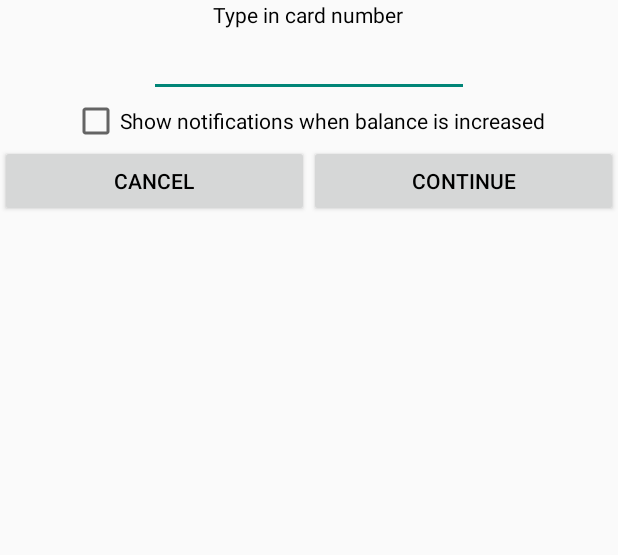
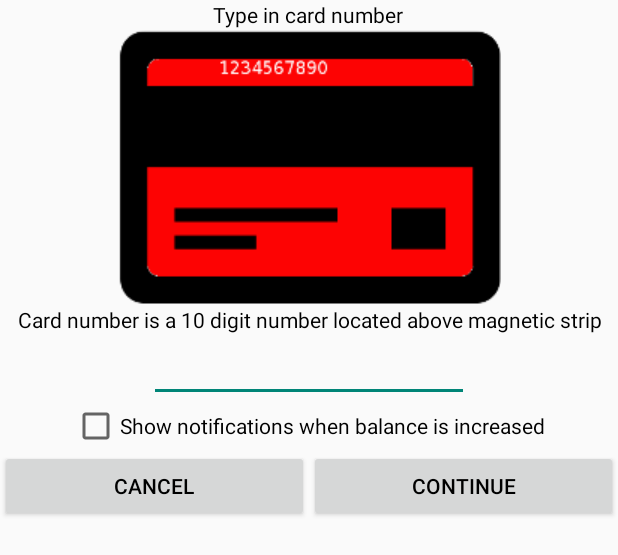
Before and after one commit to mobrembski/EdenredWidget, an Android app: the layout activity_configure.xml on its own in the app's theme, with its tools: preview values and no code run, on a phone screen of 412 x 824 dp. Shown: the top 555 px of the screen. Run offline under Robolectric (Android 15) with nearby library versions, the phone set to English and light mode, and no system bars.

Commit message:
Added helpful image to configureActivity

```diff
--- a/app/src/main/res/layout/activity_configure.xml
+++ b/app/src/main/res/layout/activity_configure.xml
@@ -13,6 +13,23 @@
         android:layout_alignParentTop="true"
         android:layout_centerHorizontal="true" />
 
+    <ImageView
+        android:layout_width="fill_parent"
+        android:layout_height="wrap_content"
+        android:src="@drawable/number_location"
+        android:id="@+id/numberLocationImage"
+        android:layout_below="@+id/textView" />
+
+    <TextView
+        android:layout_width="wrap_content"
+        android:layout_height="wrap_content"
+        android:text="@string/number_location"
+        android:gravity="center"
+        android:id="@+id/numberLocation"
+        android:layout_gravity="center_horizontal"
+        android:layout_below="@+id/numberLocationImage"
+        android:layout_centerHorizontal="true" />
+
     <EditText
         android:layout_width="wrap_content"
         android:layout_height="wrap_content"
@@ -23,7 +40,7 @@
         android:maxLength="10"
         android:gravity="center"
         android:layout_gravity="center_horizontal"
-        android:layout_below="@+id/textView"
+        android:layout_below="@+id/numberLocation"
         android:layout_centerHorizontal="true" />
 
     <CheckBox
--- a/app/src/main/res/values/strings.xml
+++ b/app/src/main/res/values/strings.xml
@@ -13,5 +13,6 @@
     <string name="notification_content" formatted="false">Your %d card balance has been increased by %1.2f PLN to %1.2f PLN</string>
     <string name="show_notify">Show notifications when balance is increased</string>
     <string name="tap_to_see">Card balance increased. Drag down to see balance</string>
+    <string name="number_location">Card number is a 10 digit number located above magnetic strip</string>
 
 </resources>
```
Also changed, not shown: app/src/main/res/drawable/number_location.png (added), 1 other file.
